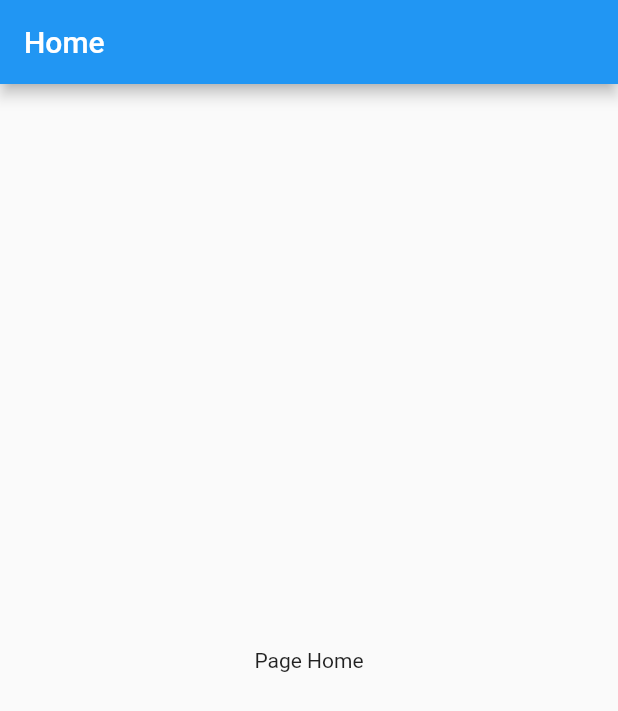
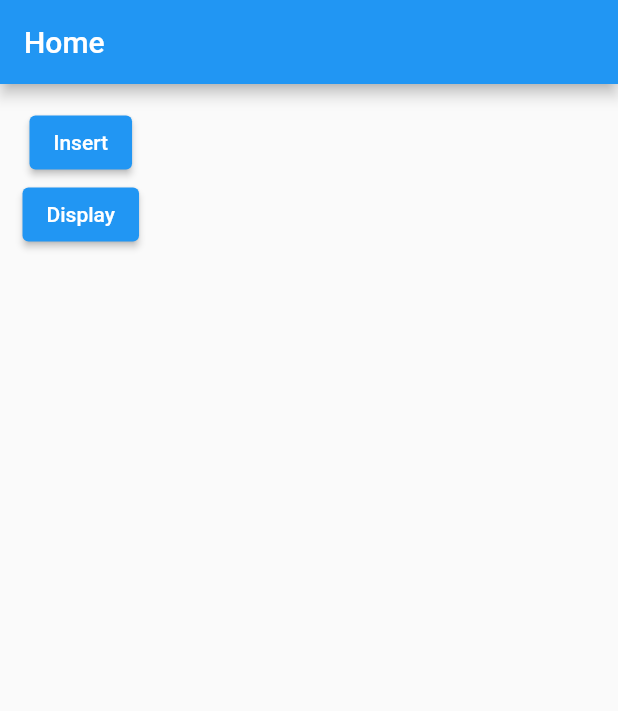
Before and after one commit to TmaneChouaib/flutter-exploration, a Flutter app: the screen it shows after launch, on a phone screen of 412 x 824 dp. Shown: the top 711 px of the screen. Run offline on Flutter 3.47's test engine with Material 2 defaults, Android fonts, the phone set to English and light mode, and no system bars; our stand-ins replace sqflite; accounts and stored records are empty.

Commit message:
Testing the two methods insertData and getData in the front

```diff
--- a/lib/Home.dart
+++ b/lib/Home.dart
@@ -1,3 +1,4 @@
+import 'package:films/SQLDB.dart';
 import 'package:flutter/material.dart';
 
 
@@ -10,11 +11,32 @@ class Home extends StatefulWidget {
 }
 
 class _HomeState extends State<Home> {
+  SQLdb sqLdb = SQLdb();
   @override
   Widget build(BuildContext context) {
     return Scaffold(
       appBar: AppBar(title:Text("Home") ,),
-      body: Center(child: Text("Page Home"),),
+      body: Container(
+        margin: EdgeInsets.all(15),
+        child:  Column(
+          children: [
+            ElevatedButton(
+                onPressed: ()async{
+                  int rep =await sqLdb.insertData("INSERT INTO 'films'(title,duration) VALUES ('Hdidane','90')");
+                    print("${rep}");
+            },
+                child: Text("Insert")),
+            ElevatedButton(
+                onPressed: ()async{
+                  List<Map> films = await sqLdb.getData("SELECT * FROM 'films'");
+                  print("${films}");
+                },
+                child: Text("Display")),
+
+          ],
+        ),
+
+    ),
     );
   }
 }
```
